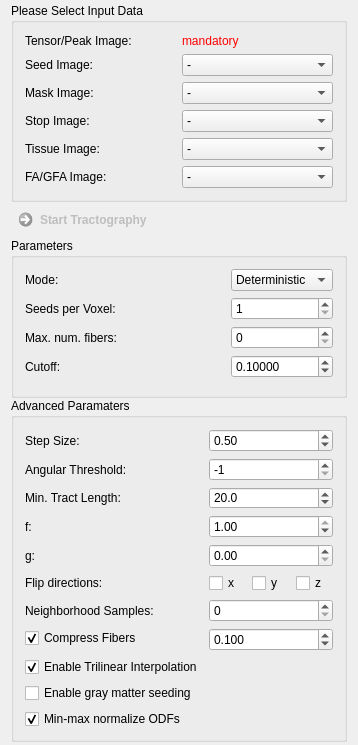
Before: the Qt Designer form Plugins/org.mitk.gui.qt.diffusionimaging.tractography/src/internal/QmitkStreamlineTrackingViewControls.ui in MITK/MITK, drawn with Qt 5.
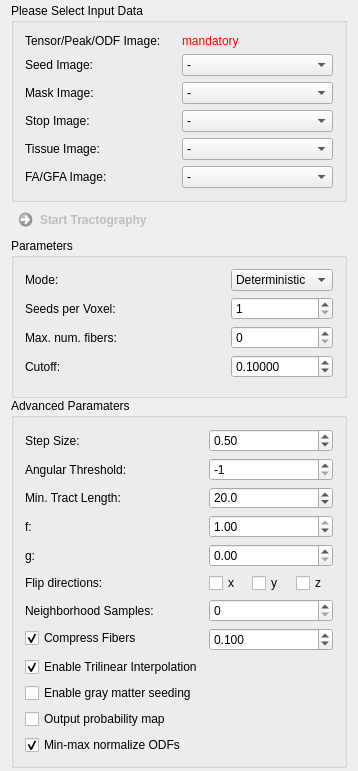
After: the same form once the commit is applied. Custom widgets are drawn as their Qt base class.

Commit message: added optional prob map output

```diff
--- a/Plugins/org.mitk.gui.qt.diffusionimaging.tractography/src/internal/QmitkStreamlineTrackingViewControls.ui
+++ b/Plugins/org.mitk.gui.qt.diffusionimaging.tractography/src/internal/QmitkStreamlineTrackingViewControls.ui
@@ -331,19 +331,6 @@
         </property>
        </widget>
       </item>
-      <item row="10" column="0">
-       <widget class="QCheckBox" name="m_NormalizeODFsBox">
-        <property name="toolTip">
-         <string/>
-        </property>
-        <property name="text">
-         <string>Min-max normalize ODFs</string>
-        </property>
-        <property name="checked">
-         <bool>true</bool>
-        </property>
-       </widget>
-      </item>
       <item row="8" column="0">
        <widget class="QCheckBox" name="m_InterpolationBox">
         <property name="toolTip">
@@ -370,6 +357,32 @@
         </property>
        </widget>
       </item>
+      <item row="11" column="0">
+       <widget class="QCheckBox" name="m_NormalizeODFsBox">
+        <property name="toolTip">
+         <string/>
+        </property>
+        <property name="text">
+         <string>Min-max normalize ODFs</string>
+        </property>
+        <property name="checked">
+         <bool>true</bool>
+        </property>
+       </widget>
+      </item>
+      <item row="10" column="0">
+       <widget class="QCheckBox" name="m_OutputProbMap">
+        <property name="toolTip">
+         <string>Output probability map instead of tractogram.</string>
+        </property>
+        <property name="text">
+         <string>Output probability map</string>
+        </property>
+        <property name="checked">
+         <bool>false</bool>
+        </property>
+       </widget>
+      </item>
      </layout>
     </widget>
    </item>
@@ -470,7 +483,7 @@
          <string>Input DTI</string>
         </property>
         <property name="text">
-         <string>Tensor/Peak Image:</string>
+         <string>Tensor/Peak/ODF Image:</string>
         </property>
        </widget>
       </item>
```
The commit also changes 5 other files.
